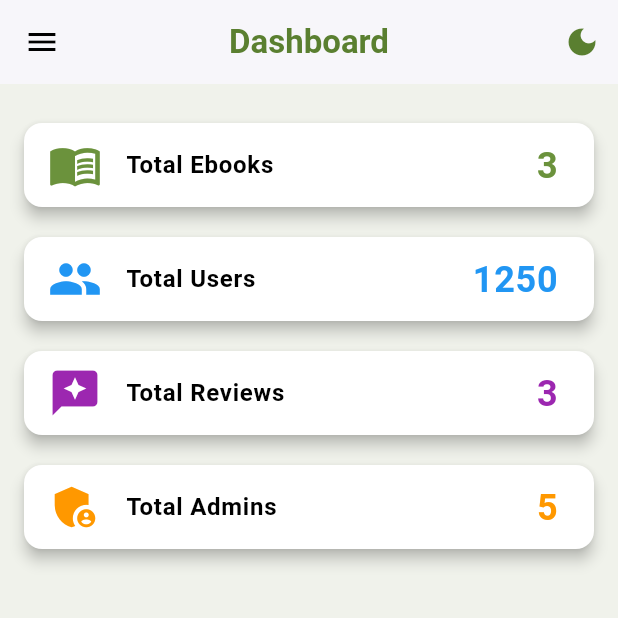
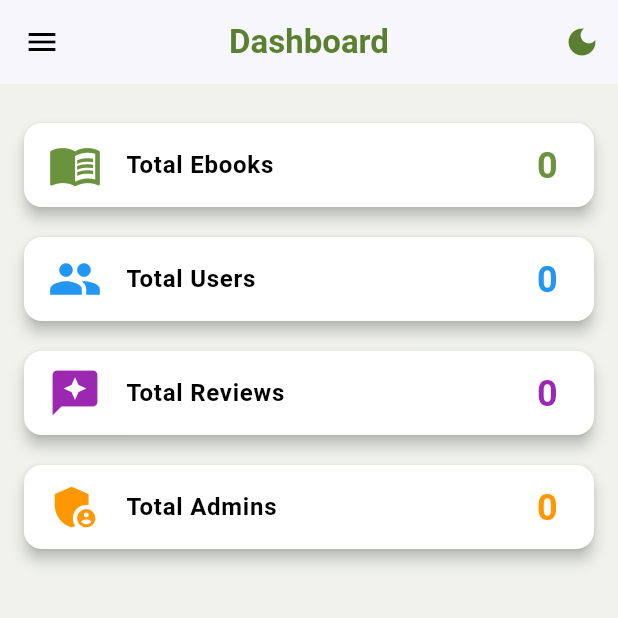
Before and after one commit to Aqilah87/RelaxRead2, a Flutter app: the AdminDashboardPage screen opened by its route, in the side drawer, after a tap on the "dark mode" icon, on a phone screen of 412 x 824 dp, the top half of it. Run offline on Flutter 3.47's test engine with Material 3 defaults, Android fonts, the phone set to English and light mode, and no system bars; drawn by our look-alikes of fl_chart; our stand-ins replace flutter_dotenv, supabase_flutter; accounts and stored records are empty.

```diff
--- a/relaxread2/lib/admin/dashboard_page.dart
+++ b/relaxread2/lib/admin/dashboard_page.dart
@@ -1,22 +1,16 @@
 import 'package:flutter/material.dart';
 import 'package:fl_chart/fl_chart.dart';
+import 'package:supabase_flutter/supabase_flutter.dart';
 import 'ebook_form_page.dart';
 import 'review_management_page.dart';
 import 'settings_page_admin.dart';
 import 'package:relaxread2/user/book.dart';
-import 'manage_books_page.dart'; // Import the ManageBooksPage
-import 'package:provider/provider.dart'; // Import Provider
-import '../theme_provider.dart'; // Import your custom ThemeProvider
-import 'manage_users_page.dart'; // Import the new ManageUsersPage
+import 'manage_books_page.dart';
+import 'package:provider/provider.dart';
+import '../theme_provider.dart';
+import 'manage_users_page.dart';
 
-// Placeholder for globalReviews, similar to globalEbooks
-// In a real application, you would fetch these from a database or API.
-List<dynamic> globalReviews = [
-  // Example reviews
-  {'id': '1', 'text': 'Great book!', 'rating': 5},
-  {'id': '2', 'text': 'Could be better.', 'rating': 3},
-  {'id': '3', 'text': 'Amazing read.', 'rating': 5},
-];
+final supabase = Supabase.instance.client;
 
 class AdminDashboardPage extends StatefulWidget {
   const AdminDashboardPage({super.key});
@@ -26,11 +20,9 @@ class AdminDashboardPage extends StatefulWidget {
 }
 
 class _AdminDashboardPageState extends State<AdminDashboardPage> {
-  // Define base colors
+  // Color definitions
   static const Color primaryGreen = Color(0xFF6B923C);
   static const Color loginPrimaryGreen = Color(0xFF5A7F30);
-
-  // Light mode specific colors
   static const Color lightGreenBackground = Color(0xFFF0F2EB);
   static const Color lightAppBarBackground = Colors.white;
   static const Color lightCardBackground = Colors.white;
@@ -38,11 +30,9 @@ class _AdminDashboardPageState extends State<AdminDashboardPage> {
   static const Color lightDrawerHeaderBackground = loginPrimaryGreen;
   static const Color lightDrawerIconColor = Colors.grey;
   static const Color lightDrawerTextColor = Colors.black;
-
-  // Dark mode specific colors
-  static const Color darkBackground = Color(0xFF1A1A1A); // Dark charcoal
-  static const Color darkAppBarBackground = Color(0xFF2C2C2C); // Darker gray
-  static const Color darkCardBackground = Color(0xFF383838); // Medium dark gray
+  static const Color darkBackground = Color(0xFF1A1A1A);
+  static const Color darkAppBarBackground = Color(0xFF2C2C2C);
+  static const Color darkCardBackground = Color(0xFF383838);
   static const Color darkTextColor = Colors.white;
   static const Color darkDrawerHeaderBackground = Color(0xFF2C2C2C);
   static const Color darkDrawerIconColor = Colors.white70;
@@ -53,76 +43,68 @@ class _AdminDashboardPageState extends State<AdminDashboardPage> {
     {'label': 'Dashboard', 'icon': Icons.dashboard},
     {'label': 'Manage Books', 'icon': Icons.menu_book},
     {'label': 'Manage Reviews', 'icon': Icons.reviews},
-    {
-      'label': 'Manage User Account',
-      'icon': Icons.people,
-    }, // Added Manage User Account
+    {'label': 'Manage User Account', 'icon': Icons.people},
     {'label': 'Settings', 'icon': Icons.settings},
   ];
 
   List<Book> _allBooks = [];
+  int _totalUsers = 0;
+  int _totalAdmins = 0;
+  int _totalReviews = 0;
+  bool _isLoading = true;
 
   @override
   void initState() {
     super.initState();
-    _allBooks = [
-      Book(
-        ebookId: '1',
-        title: 'The Great Gatsby',
-        author: 'F. Scott Fitzgerald',
-        publisher: 'Scribner',
-        yearPublisher: '1925',
-        pageNumber: 180,
-        imageUrl:
-            'https://images-na.ssl-images-amazon.com/images/I/41Kq41nI6AL._SX322_BO1,204,203,200_.jpg',
-      ),
-      Book(
-        ebookId: '2',
-        title: '1984',
-        author: 'George Orwell',
-        publisher: 'Secker & Warburg',
-        yearPublisher: '1949',
-        pageNumber: 328,
-        imageUrl:
-            'https://images-na.ssl-images-amazon.com/images/I/41Kq41nI6AL._SX322_BO1,204,203,200_.jpg',
-      ),
-      Book(
-        ebookId: '3',
-        title: 'To Kill a Mockingbird',
-        author: 'Harper Lee',
-        publisher: 'J. B. Lippincott & Co.',
-        yearPublisher: '1960',
-        pageNumber: 281,
-        imageUrl:
-            'https://images-na.ssl-images-amazon.com/images/I/41Kq41nI6AL._SX322_BO1,204,203,200_.jpg',
-      ),
-    ];
+    _fetchData();
   }
 
-  void _addBook(Book newBook) {
+  Future<void> _fetchData() async {
+    try {
+      // Fetch books
+      final booksResponse = await supabase.from('books').select();
+      _allBooks = (booksResponse as List)
+          .map((item) => Book.fromMap(item as Map<String, dynamic>))
+          .toList();
+
+      // Fetch user counts
+      final usersResponse = await supabase
+          .from('profiles')
+          .select()
+          .eq('user_type', 'User');
+      _totalUsers = usersResponse.length;
+
+      final adminsResponse = await supabase
+          .from('profiles')
+          .select()
+          .eq('user_type', 'Admin');
+      _totalAdmins = adminsResponse.length;
+
+      // Fetch review count
+      final reviewsResponse = await supabase.from('reviews').select();
+      _totalReviews = reviewsResponse.length;
+
       setState(() {
-      _allBooks.add(newBook);
+        _isLoading = false;
       });
+    } catch (error) {
+      setState(() {
+        _isLoading = false;
+      });
+      ScaffoldMessenger.of(context).showSnackBar(
+        SnackBar(content: Text('Error fetching data: $error')),
+      );
+    }
   }
 
-  void _updateBook(Book updatedBook) {
+  Future<void> _refreshData() async {
     setState(() {
-      final index = _allBooks.indexWhere(
-        (book) => book.ebookId == updatedBook.ebookId,
-      );
-      if (index != -1) {
-        _allBooks[index] = updatedBook;
-      }
+      _isLoading = true;
     });
+    await _fetchData();
   }
 
-  void _deleteBook(String ebookId) {
-    setState(() {
-      _allBooks.removeWhere((book) => book.ebookId == ebookId);
-    });
-  }
-
-  // Helper getters for colors based on dark mode
+  // Color getters based on theme
   Color _scaffoldBackgroundColor(bool isDarkMode) =>
       isDarkMode ? darkBackground : lightGreenBackground;
   Color _appBarBackgroundColor(bool isDarkMode) =>
@@ -147,27 +129,18 @@ class _AdminDashboardPageState extends State<AdminDashboardPage> {
     final themeProvider = Provider.of<ThemeProvider>(context);
     final bool isDarkMode = themeProvider.isDarkMode;
 
-    final int totalUsers = 1250;
-    final int totalAdmins = 5;
-    final int totalReviews = globalReviews.length;
-    final int totalEbooks = _allBooks.length;
-
     final List<Widget> pages = [
-      _buildDashboardPage(
-        totalUsers,
-        totalAdmins,
-        totalReviews,
-        totalEbooks,
-        isDarkMode,
+      _buildDashboardPage(isDarkMode),
+      AdminDashboardPage(
+       /* initialEbooks: _allBooks,
+        onBookAdded: (book) => _refreshData(),
+        onBookUpdated: (book) => _refreshData(),
+        onBookDeleted: (id) => _refreshData(),*/
       ),
-      ManageBooksPage(
-        initialEbooks: _allBooks,
-        onBookAdded: _addBook,
-        onBookUpdated: _updateBook,
-        onBookDeleted: _deleteBook,
+      ReviewManagementPage(
+        /*onReviewDeleted: () => _refreshData(),*/
       ),
-      const ReviewManagementPage(),
-      const ManageUsersPage(), // Added ManageUsersPage
+      const ManageUsersPage(),
       const AdminSettingsPage(),
     ];
 
@@ -191,20 +164,14 @@ class _AdminDashboardPageState extends State<AdminDashboardPage> {
               isDarkMode ? Icons.light_mode : Icons.dark_mode,
               color: _appBarTitleColor(isDarkMode),
             ),
-            onPressed: () {
-              themeProvider.toggleTheme(); // Toggle theme using ThemeProvider
-            },
-            tooltip: isDarkMode
-                ? 'Switch to Light Mode'
-                : 'Switch to Dark Mode',
+            onPressed: themeProvider.toggleTheme,
+            tooltip: isDarkMode ? 'Switch to Light Mode' : 'Switch to Dark Mode',
           ),
         ],
       ),
       drawer: MediaQuery.of(context).size.width < 600
           ? Drawer(
-              backgroundColor: _scaffoldBackgroundColor(
-                isDarkMode,
-              ), // Apply dark mode color to drawer background
+              backgroundColor: _scaffoldBackgroundColor(isDarkMode),
               child: ListView(
                 padding: EdgeInsets.zero,
                 children: [
@@ -224,7 +191,7 @@ class _AdminDashboardPageState extends State<AdminDashboardPage> {
                             color: loginPrimaryGreen,
                           ),
                         ),
-                        SizedBox(height: 10),
+                        const SizedBox(height: 10),
                         Text(
                           'Book Admin',
                           style: TextStyle(color: Colors.white, fontSize: 18),
@@ -258,47 +225,41 @@ class _AdminDashboardPageState extends State<AdminDashboardPage> {
                       selected: _selectedIndex == idx,
                       selectedTileColor: isDarkMode
                           ? Colors.white12
-                          : Colors.grey[200], // Highlight selected item
+                          : Colors.grey[200],
                       onTap: () {
-                        setState(() {
-                          _selectedIndex = idx;
-                        });
+                        setState(() => _selectedIndex = idx);
                         Navigator.pop(context);
                       },
                     );
                   }).toList(),
                   const Divider(),
                   ListTile(
-                    leading: Icon(Icons.logout, color: Colors.red),
-                    title: Text('Logout', style: TextStyle(color: Colors.red)),
+                    leading: const Icon(Icons.logout, color: Colors.red),
+                    title: const Text('Logout', style: TextStyle(color: Colors.red)),
                     onTap: () {
-                      // Implement logout logic here
                       Navigator.of(context).pushNamedAndRemoveUntil(
-                        '/', // Changed to '/' to go to the root (WelcomePage)
+                        '/',
                         (Route<dynamic> route) => false,
                       );
-                      // You might also want to clear user session data here
                     },
                   ),
                 ],
               ),
             )
           : null,
-      body: LayoutBuilder(
+      body: _isLoading
+          ? const Center(child: CircularProgressIndicator())
+          : LayoutBuilder(
               builder: (context, constraints) {
                 bool isSmallScreen = constraints.maxWidth < 600;
                 return Row(
                   children: [
                     if (!isSmallScreen)
                       NavigationRail(
-                  backgroundColor: _appBarBackgroundColor(
-                    isDarkMode,
-                  ), // Apply dark mode color to navigation rail
+                        backgroundColor: _appBarBackgroundColor(isDarkMode),
                         selectedIndex: _selectedIndex,
                         onDestinationSelected: (int index) {
-                    setState(() {
-                      _selectedIndex = index;
-                    });
+                          setState(() => _selectedIndex = index);
                         },
                         labelType: NavigationRailLabelType.all,
                         destinations: _navigationDestinations.map((item) {
@@ -306,34 +267,32 @@ class _AdminDashboardPageState extends State<AdminDashboardPage> {
                             icon: Icon(
                               item['icon'],
                               color: _drawerIconColor(isDarkMode),
-                      ), // Apply dark mode icon color
+                            ),
                             selectedIcon: Icon(item['icon'], color: primaryGreen),
                             label: Text(
                               item['label'],
                               style: TextStyle(color: _drawerTextColor(isDarkMode)),
-                      ), // Apply dark mode text color
+                            ),
                           );
                         }).toList(),
                         leading: Column(
                           children: [
-                      SizedBox(height: 16),
+                            const SizedBox(height: 16),
                             CircleAvatar(
                               radius: 24,
                               backgroundColor: loginPrimaryGreen,
-                        child: Icon(
+                              child: const Icon(
                                 Icons.admin_panel_settings,
                                 size: 28,
                                 color: Colors.white,
                               ),
                             ),
-                      SizedBox(height: 8),
+                            const SizedBox(height: 8),
                             Text(
                               'Admin',
                               style: TextStyle(
                                 fontWeight: FontWeight.bold,
-                          color: _appBarTitleColor(
-                            isDarkMode,
-                          ), // Use app bar title color for consistency
+                                color: _appBarTitleColor(isDarkMode),
                               ),
                             ),
                           ],
@@ -347,42 +306,38 @@ class _AdminDashboardPageState extends State<AdminDashboardPage> {
     );
   }
 
-  Widget _buildDashboardPage(
-    int users,
-    int admins,
-    int reviews,
-    int ebooks,
-    bool isDarkMode,
-  ) {
-    return SingleChildScrollView(
+  Widget _buildDashboardPage(bool isDarkMode) {
+    return RefreshIndicator(
+      onRefresh: _refreshData,
+      child: SingleChildScrollView(
         padding: const EdgeInsets.all(16),
         child: Column(
           crossAxisAlignment: CrossAxisAlignment.start,
           children: [
             _buildStatCard(
               'Total Ebooks',
-            '$ebooks',
+              '${_allBooks.length}',
               Icons.menu_book,
               primaryGreen,
               isDarkMode,
             ),
             _buildStatCard(
               'Total Users',
-            '$users',
+              '$_totalUsers',
               Icons.people,
               Colors.blue,
               isDarkMode,
             ),
             _buildStatCard(
               'Total Reviews',
-            '$reviews',
+              '$_totalReviews',
               Icons.reviews,
               Colors.purple,
               isDarkMode,
             ),
             _buildStatCard(
               'Total Admins',
-            '$admins',
+              '$_totalAdmins',
               Icons.admin_panel_settings,
               Colors.orange,
               isDarkMode,
@@ -393,14 +348,12 @@ class _AdminDashboardPageState extends State<AdminDashboardPage> {
               style: TextStyle(
                 fontSize: 20,
                 fontWeight: FontWeight.bold,
-              color: _dashboardTitleColor(isDarkMode), // Apply dark mode color
+                color: _dashboardTitleColor(isDarkMode),
               ),
             ),
             const SizedBox(height: 10),
             Card(
-            color: _cardBackgroundColor(
-              isDarkMode,
-            ), // Apply dark mode color to card
+              color: _cardBackgroundColor(isDarkMode),
               elevation: 4,
               shape: RoundedRectangleBorder(
                 borderRadius: BorderRadius.circular(12),
@@ -413,7 +366,7 @@ class _AdminDashboardPageState extends State<AdminDashboardPage> {
                     BarChartData(
                       alignment: BarChartAlignment.spaceAround,
                       maxY: 20,
-                    barTouchData: BarTouchData(enabled: true),
+                      barTouchData: const BarTouchData(enabled: true),
                       titlesData: FlTitlesData(
                         bottomTitles: AxisTitles(
                           sideTitles: SideTitles(
@@ -432,7 +385,7 @@ class _AdminDashboardPageState extends State<AdminDashboardPage> {
                                 style: TextStyle(
                                   fontSize: 12,
                                   color: _statCardTitleColor(isDarkMode),
-                              ), // Apply dark mode color
+                                ),
                               );
                             },
                             reservedSize: 30,
@@ -449,7 +402,7 @@ class _AdminDashboardPageState extends State<AdminDashboardPage> {
                                 style: TextStyle(
                                   color: _statCardTitleColor(isDarkMode),
                                 ),
-                            ); // Apply dark mode color
+                              );
                             },
                           ),
                         ),
@@ -542,6 +495,7 @@ class _AdminDashboardPageState extends State<AdminDashboardPage> {
             ),
           ],
         ),
+      ),
     );
   }
 
@@ -550,10 +504,10 @@ class _AdminDashboardPageState extends State<AdminDashboardPage> {
     String value,
     IconData icon,
     Color color,
-    bool isDarkMode, // Add isDarkMode parameter
+    bool isDarkMode,
   ) {
     return Card(
-      color: _cardBackgroundColor(isDarkMode), // Apply dark mode color to card
+      color: _cardBackgroundColor(isDarkMode),
       margin: const EdgeInsets.symmetric(vertical: 10),
       elevation: 4,
       shape: RoundedRectangleBorder(borderRadius: BorderRadius.circular(12)),
@@ -565,7 +519,7 @@ class _AdminDashboardPageState extends State<AdminDashboardPage> {
             fontWeight: FontWeight.bold,
             fontSize: 16,
             color: _statCardTitleColor(isDarkMode),
-          ), // Apply dark mode color
+          ),
         ),
         trailing: Text(
           value,
```
Lines whose indentation alone changed are shown as unchanged.
